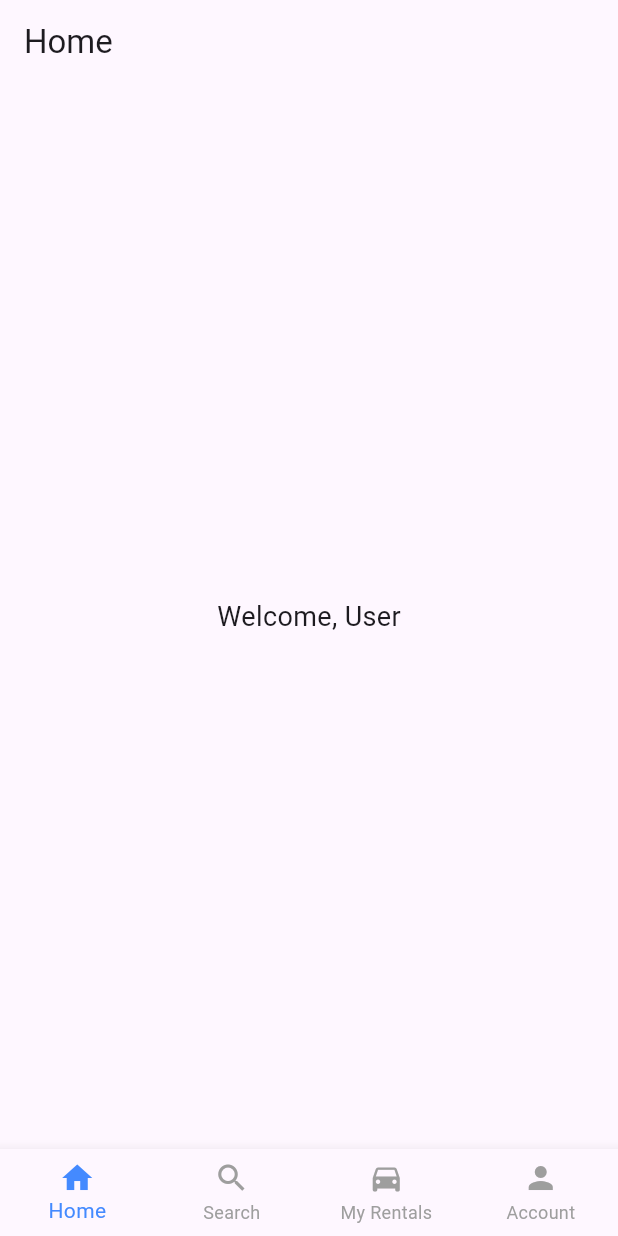
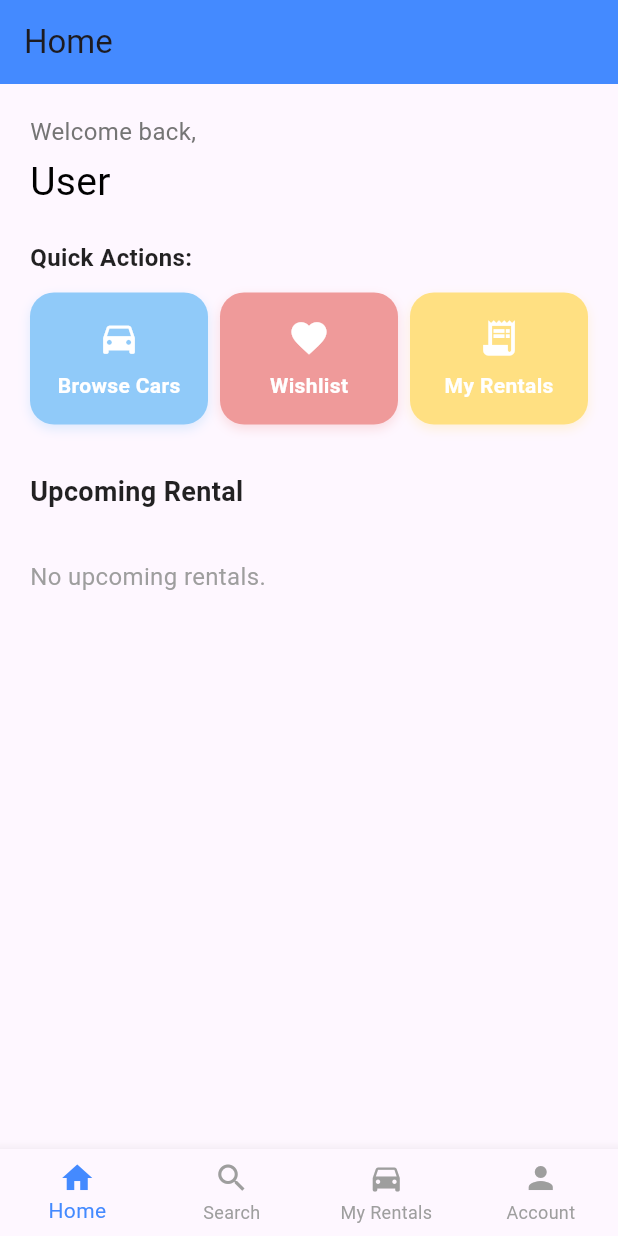
Before and after one commit to Shahh03/DiamondCarApplication, a Flutter app: the RenterHome screen opened directly with empty values, on a phone screen of 412 x 824 dp. Run offline on Flutter 3.47's test engine with Material 3 defaults, Android fonts, the phone set to English and light mode, and no system bars; our stand-ins replace dropdown_search, flutter_secure_storage, image_picker; missing offline and left inert: jwt_decode; accounts and stored records are empty; network calls fail.

Commit message:
home page

```diff
--- a/Client/lib/authentication/login.dart
+++ b/Client/lib/authentication/login.dart
@@ -63,7 +63,7 @@ if (response.statusCode == 200 || response.statusCode == 201) {
   Navigator.pushReplacement(
     context,
     MaterialPageRoute(
-      builder: (context) => RenterHome(id: id),
+      builder: (context) => RenterHome(renterId: id),
     ),
   );
 } else if (type == 'Provider') {
--- a/Client/lib/renter/navbar_pages/bottom_nav_bar.dart
+++ b/Client/lib/renter/navbar_pages/bottom_nav_bar.dart
@@ -21,7 +21,7 @@ class BottomNavBar extends StatelessWidget {
 
     switch (index) {
       case 0:
-        destination = RenterHome(id: userId);
+        destination = RenterHome(renterId: userId);
         break;
       case 1:
         destination = RenterSearch(id: userId);
--- a/Client/lib/renter/navbar_pages/home/home.dart
+++ b/Client/lib/renter/navbar_pages/home/home.dart
@@ -1,11 +1,18 @@
 import 'package:flutter/material.dart';
 import 'package:http/http.dart' as http;
 import 'dart:convert';
+
 import 'package:project/renter/navbar_pages/bottom_nav_bar.dart';
+import '../account/wishlist/myWishlist.dart';
+import '../search/search.dart';
+import '../myRentals/myRentals.dart';
+import 'upcomingRentals.dart';
+import 'quickActions.dart';
+
 class RenterHome extends StatefulWidget {
-  final String id;
+  final String renterId;
 
-  const RenterHome({super.key, required this.id});
+  const RenterHome({super.key, required this.renterId});
 
   @override
   State<RenterHome> createState() => _RenterHomeState();
@@ -17,7 +24,7 @@ class _RenterHomeState extends State<RenterHome> {
 
   Future<void> getUserData() async {
     try {
-      final url = Uri.parse('http://10.0.2.2:8000/user/${widget.id}');
+      final url = Uri.parse('http://10.0.2.2:8000/user/${widget.renterId}');
       final response = await http.get(url);
 
       if (response.statusCode == 200 || response.statusCode == 201) {
@@ -25,10 +32,7 @@ class _RenterHomeState extends State<RenterHome> {
         setState(() {
           userData = data;
           isLoading = false;
-                          print(userData);
-
         });
-
       } else {
         throw Exception('Failed to load user');
       }
@@ -46,32 +50,114 @@ class _RenterHomeState extends State<RenterHome> {
     getUserData();
   }
 
+  void handleQuickAction(String action) {
+    if (action == 'favorites') {
+      Navigator.push(
+        context,
+        MaterialPageRoute(
+          builder: (_) => WishlistPage(renterId: widget.renterId),
+        ),
+      );
+    } else if (action == 'browse') {
+      Navigator.push(
+        context,
+        MaterialPageRoute(
+          builder: (_) => RenterSearch(id: widget.renterId),
+        ),
+      );
+    } else if (action == 'rentals') {
+      Navigator.push(
+        context,
+        MaterialPageRoute(
+          builder: (_) => RenterMyRentals(id: widget.renterId),
+        ),
+      );
+    }
+  }
 
   @override
   Widget build(BuildContext context) {
     return Scaffold(
       appBar: AppBar(
         title: const Text('Home'),
-      automaticallyImplyLeading: false, // ✅ removes back button
+        backgroundColor: Colors.blueAccent,
+        automaticallyImplyLeading: false,
       ),
       body: isLoading
           ? const Center(child: CircularProgressIndicator())
-        : Center(
+          : SingleChildScrollView(
+              child: Column(
+                crossAxisAlignment: CrossAxisAlignment.start,
+                children: [
+                  // 🔵 WELCOME SECTION
+                  Padding(
+                    padding: const EdgeInsets.all(20),
+                    child: Column(
+                      crossAxisAlignment: CrossAxisAlignment.start,
+                      children: [
+                        Text(
+                          "Welcome back,",
+                          style:
+                              TextStyle(fontSize: 16, color: Colors.grey[600]),
+                        ),
+                        const SizedBox(height: 4),
+                        Text(
+                          "${userData?['name'] ?? 'User'}",
+                          style: const TextStyle(
+                            fontSize: 26,
+                            color: Colors.black,
+                          ),
+                        ),
+                      ],
+                    ),
+                  ),
+
+                  // 🔵 QUICK ACTIONS TITLE
+                  const Padding(
+                    padding: EdgeInsets.symmetric(horizontal: 20.0),
                     child: Text(
-              'Welcome, ${userData?['username'] ?? 'User'}',
-              style: const TextStyle(fontSize: 18),
+                      "Quick Actions:",
+                      style: TextStyle(
+                        fontSize: 16,
+                        fontWeight: FontWeight.bold,
+                        color: Colors.black87,
+                      ),
+                    ),
+                  ),
+
+                  // 🔵 QUICK ACTIONS SECTION
+                  QuickActions(onAction: handleQuickAction),
+
+                  const SizedBox(height: 20),
+
+                  // 🔵 UPCOMING RENTALS TITLE
+                  const Padding(
+                    padding: EdgeInsets.symmetric(horizontal: 20.0),
+                    child: Text(
+                      "Upcoming Rental",
+                      style: TextStyle(
+                        fontSize: 18,
+                        fontWeight: FontWeight.bold,
+                        color: Colors.black87,
+                      ),
+                    ),
+                  ),
+
+                  const SizedBox(height: 12),
+
+                // 🔵 UPCOMING RENTALS LIST
+                  UpcomingRentals(
+                    renterId: widget.renterId,
+                  ),
+
+                  const SizedBox(height: 20),
+                ],
               ),
             ),
       bottomNavigationBar: BottomNavBar(
-      currentIndex: 0, // This is the Home screen
-      userId: widget.id,
+        currentIndex: 0,
+        userId: widget.renterId,
       ),
     );
   }
-
-
-
-
-
-
 }
--- /dev/null
+++ b/Client/lib/renter/navbar_pages/home/quickActions.dart
@@ -0,0 +1,80 @@
+import 'package:flutter/material.dart';
+
+class QuickActions extends StatelessWidget {
+  final void Function(String action) onAction;
+
+  const QuickActions({Key? key, required this.onAction}) : super(key: key);
+
+  Widget _buildAction({
+    required IconData icon,
+    required String label,
+    required String actionKey,
+    required Color color,
+  }) {
+    return Expanded(
+      child: InkWell(
+        onTap: () => onAction(actionKey),
+        borderRadius: BorderRadius.circular(16),
+        child: Container(
+          padding: const EdgeInsets.symmetric(vertical: 16),
+          margin: const EdgeInsets.symmetric(horizontal: 4),
+          decoration: BoxDecoration(
+            color: color,
+            borderRadius: BorderRadius.circular(16),
+            boxShadow: [
+              BoxShadow(
+                color: color.withOpacity(0.3),
+                blurRadius: 6,
+                offset: const Offset(0, 3),
+              ),
+            ],
+          ),
+          child: Column(
+            mainAxisSize: MainAxisSize.min,
+            children: [
+              Icon(icon, color: Colors.white, size: 28),
+              const SizedBox(height: 8),
+              Text(
+                label,
+                style: const TextStyle(
+                  color: Colors.white,
+                  fontWeight: FontWeight.bold,
+                  fontSize: 14,
+                ),
+              ),
+            ],
+          ),
+        ),
+      ),
+    );
+  }
+
+  @override
+  Widget build(BuildContext context) {
+    return Padding(
+      padding: const EdgeInsets.symmetric(horizontal: 16.0, vertical: 12),
+      child: Row(
+        children: [
+          _buildAction(
+            icon: Icons.directions_car,
+            label: 'Browse Cars',
+            actionKey: 'browse',
+            color: Colors.blue.shade200,
+          ),
+          _buildAction(
+            icon: Icons.favorite,
+            label: 'Wishlist',
+            actionKey: 'favorites',
+            color: Colors.red.shade200,
+          ),
+          _buildAction(
+            icon: Icons.receipt_long,
+            label: 'My Rentals',
+            actionKey: 'rentals',
+            color: Colors.amber.shade200,
+          ),
+        ],
+      ),
+    );
+  }
+}
--- /dev/null
+++ b/Client/lib/renter/navbar_pages/home/upcomingRentals.dart
@@ -0,0 +1,132 @@
+import 'package:flutter/material.dart';
+import 'dart:convert';
+import 'package:http/http.dart' as http;
+import '../myRentals/myRentals.dart'; // Import your full rentals page
+
+class UpcomingRentals extends StatefulWidget {
+  final String renterId;
+
+  const UpcomingRentals({Key? key, required this.renterId}) : super(key: key);
+
+  @override
+  State<UpcomingRentals> createState() => _UpcomingRentalsState();
+}
+
+class _UpcomingRentalsState extends State<UpcomingRentals> {
+  List<dynamic> renterBookings = [];
+  bool isBookingsLoading = true;
+
+  @override
+  void initState() {
+    super.initState();
+    getRenterUpcomingBookings();
+  }
+
+  Future<void> getRenterUpcomingBookings() async {
+    try {
+      final url = Uri.parse(
+          'http://10.0.2.2:8000/renter/getUpcomingBookings/${widget.renterId}');
+      final response = await http.get(url);
+      if (response.statusCode == 200 || response.statusCode == 201) {
+        final data = jsonDecode(response.body);
+        setState(() {
+          renterBookings = data;
+          isBookingsLoading = false;
+        });
+      } else {
+        throw Exception('Failed to load bookings');
+      }
+    } catch (e) {
+      print('Error fetching bookings: $e');
+      setState(() => isBookingsLoading = false);
+    }
+  }
+
+  @override
+  Widget build(BuildContext context) {
+    if (isBookingsLoading) {
+      return const Center(child: CircularProgressIndicator());
+    }
+
+    if (renterBookings.isEmpty) {
+      return const Padding(
+        padding: EdgeInsets.all(20.0),
+        child: Text(
+          "No upcoming rentals.",
+          style: TextStyle(fontSize: 16, color: Colors.grey),
+        ),
+      );
+    }
+
+    // Only show the first upcoming rental
+    final rental = renterBookings[0];
+    final carVariant = rental['carVariant'] ?? {};
+    final car = carVariant['car'] ?? {};
+    final brand = car['brand'] ?? '';
+    final model = car['model'] ?? '';
+    final carName = "$brand $model";
+
+    final pickupDate = rental['startDate'].split('T')[0] ?? '-';
+    final returnDate = rental['endDate'].split('T')[0] ?? '-';
+
+    final images = carVariant['images'] as List<dynamic>? ?? [];
+    final imageWidget = images.isNotEmpty
+        ? Image.memory(
+            base64Decode(images[0]['filename'].split(',')[1]),
+            width: 60,
+            height: 60,
+            fit: BoxFit.cover,
+          )
+        : Icon(Icons.directions_car, color: Colors.blueAccent, size: 50);
+
+    return Padding(
+      padding: const EdgeInsets.symmetric(horizontal: 16.0),
+      child: Column(
+        children: [
+          Card(
+            shape:
+                RoundedRectangleBorder(borderRadius: BorderRadius.circular(12)),
+            margin: const EdgeInsets.symmetric(vertical: 8),
+            elevation: 2,
+            child: ListTile(
+              leading: ClipRRect(
+                borderRadius: BorderRadius.circular(8),
+                child: imageWidget,
+              ),
+              title: Text(carName,
+                  style: const TextStyle(fontWeight: FontWeight.bold)),
+              subtitle: Text("Pickup: $pickupDate\nReturn: $returnDate"),
+              trailing: const Icon(Icons.arrow_forward_ios, size: 16),
+              onTap: () {
+                // Optional: navigate to rental details
+              },
+            ),
+          ),
+
+          // See All button
+          Align(
+            alignment: Alignment.centerRight,
+            child: TextButton(
+              onPressed: () {
+                Navigator.push(
+                  context,
+                  MaterialPageRoute(
+                    builder: (_) =>
+                        RenterMyRentals(id: widget.renterId), // Full rentals page
+                  ),
+                );
+              },
+              child: const Text(
+                "See All",
+                style: TextStyle(
+                  color: Colors.blueAccent,
+                  fontWeight: FontWeight.bold,
+                ),
+              ),
+            ),
+          ),
+        ],
+      ),
+    );
+  }
+}
```
Also changed, not shown: 2 other files. Lines whose indentation alone changed are shown as unchanged.
